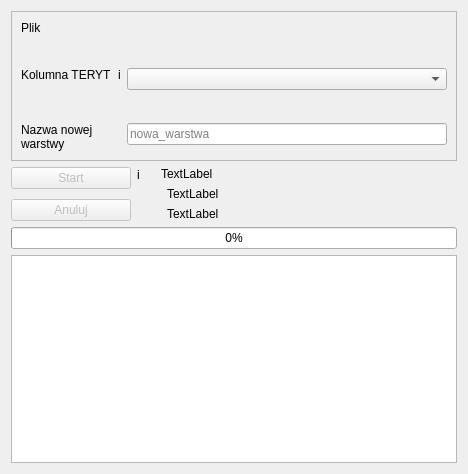
Old version of the form gissupport_plugin/modules/uldk/modules/csv_import/main_base.ui in the repository gis-support/gis-support-plugin.
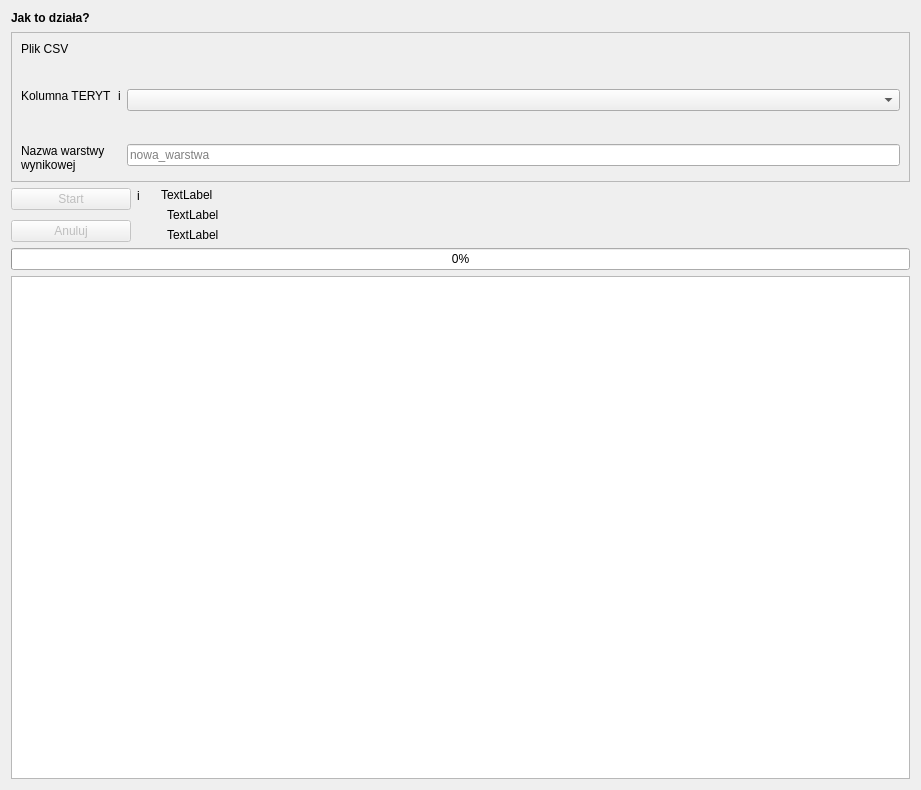
New version of the form. Custom widgets are drawn as their Qt base class.

Commit message: labele "jak to działa?" z tooltipami; zmiana nazwy labela warstwy wynikowej w zakładce csv; usunięcie treści tooltipów z .ui

What changed in the file:
```diff
--- a/gissupport_plugin/modules/uldk/modules/csv_import/main_base.ui
+++ b/gissupport_plugin/modules/uldk/modules/csv_import/main_base.ui
@@ -6,8 +6,8 @@
    <rect>
     <x>0</x>
     <y>0</y>
-    <width>468</width>
-    <height>474</height>
+    <width>921</width>
+    <height>790</height>
    </rect>
   </property>
   <property name="sizePolicy">
@@ -26,6 +26,28 @@
    <enum>QFrame::Raised</enum>
   </property>
   <layout class="QVBoxLayout" name="verticalLayout">
+   <item>
+    <widget class="QLabel" name="label_info">
+     <property name="maximumSize">
+      <size>
+       <width>100</width>
+       <height>15</height>
+      </size>
+     </property>
+     <property name="toolTip">
+      <string/>
+     </property>
+     <property name="text">
+      <string>&lt;html&gt;&lt;head/&gt;&lt;body&gt;&lt;p&gt;&lt;b&gt;Jak to działa?&lt;/b&gt;&lt;br/&gt;&lt;/p&gt;&lt;/body&gt;&lt;/html&gt;</string>
+     </property>
+     <property name="textFormat">
+      <enum>Qt::RichText</enum>
+     </property>
+     <property name="scaledContents">
+      <bool>true</bool>
+     </property>
+    </widget>
+   </item>
    <item>
     <widget class="QFrame" name="frame_2">
      <property name="maximumSize">
@@ -44,7 +66,7 @@
       <item row="0" column="0">
        <widget class="QLabel" name="label">
         <property name="text">
-         <string>Plik</string>
+         <string>Plik CSV</string>
         </property>
        </widget>
       </item>
@@ -121,8 +143,8 @@
       <item row="4" column="0">
        <widget class="QLabel" name="label_3">
         <property name="text">
-         <string>Nazwa nowej
-warstwy</string>
+         <string>Nazwa warstwy
+wynikowej</string>
         </property>
         <property name="alignment">
          <set>Qt::AlignLeading|Qt::AlignLeft|Qt::AlignVCenter</set>
@@ -236,7 +258,7 @@
            </widget>
           </item>
           <item row="0" column="1">
-           <widget class="QLabel" name="label_info">
+           <widget class="QLabel" name="label_info_start">
             <property name="maximumSize">
              <size>
               <width>15</width>
```
Left out of the diff: 4 changed lines with no effect on the pictures. The commit also changes 4 other files.
